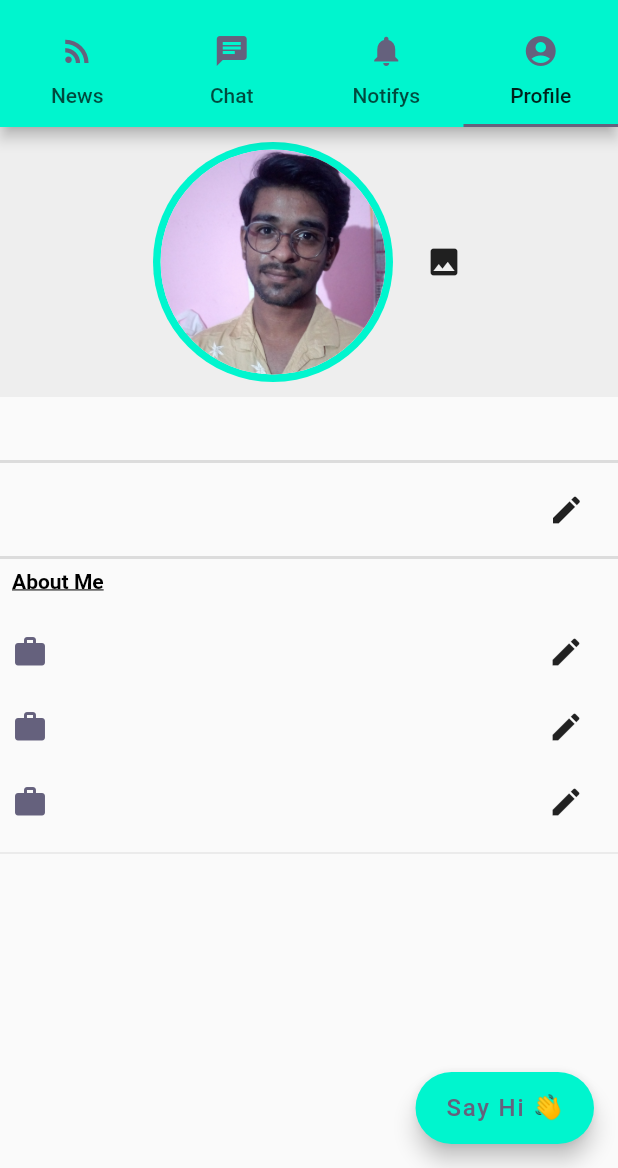
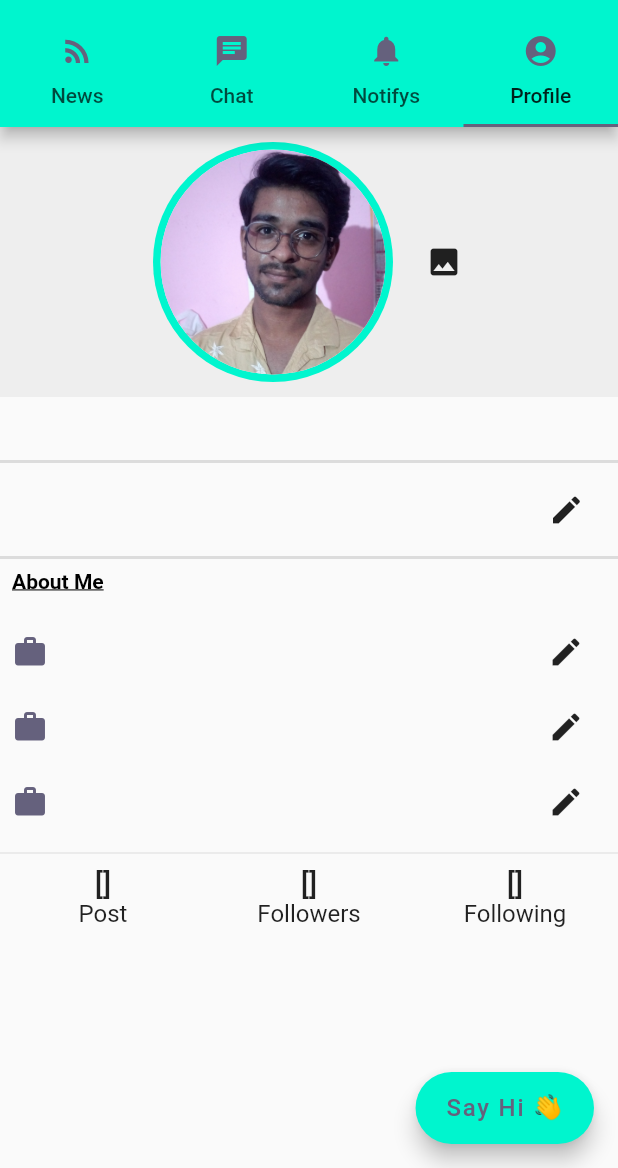
Before and after one commit to Programmer9211/Vertical-Y, a Flutter app: the Home screen opened directly, tab 4 chosen, after a tap on "Say Hi 👋", on a phone screen of 412 x 824 dp, the part 68-1236 px from its top. Run offline on Flutter 3.47's test engine with Material 2 defaults, Android fonts, the phone set to English and light mode, and no system bars; our stand-ins replace cloud_firestore, firebase_auth, firebase_core, firebase_storage, image_picker; accounts and stored records are empty.

Commit message:
Notifications added

```diff
--- a/lib/home/Screens/profile.dart
+++ b/lib/home/Screens/profile.dart
@@ -7,6 +7,7 @@ import 'package:image_picker/image_picker.dart';
 import 'package:not_whatsapp/services/auth.dart';
 import 'package:not_whatsapp/shared/const.dart';
 import 'package:path/path.dart' as Path;
+import 'package:not_whatsapp/home/Screens/ViewProfile.dart';
 
 // ignore: must_be_immutable
 class Profile extends StatefulWidget {
@@ -19,6 +20,34 @@ class _ProfileState extends State<Profile> {
       FirebaseFirestore.instance.collection('profile');
 
   File image;
+  QuerySnapshot followersnap;
+  QuerySnapshot followingsnap;
+
+  @override
+  void initState() {
+    super.initState();
+    getFollower();
+  }
+
+  void getFollower() async {
+    await FirebaseFirestore.instance
+        .collection('profile')
+        .doc(profilesnap.data()['uid'])
+        .collection('followers')
+        .get()
+        .then((value) => setState(() {
+              followersnap = value;
+            }));
+
+    await FirebaseFirestore.instance
+        .collection('profile')
+        .doc(profilesnap.data()['uid'])
+        .collection('following')
+        .get()
+        .then((value) => setState(() {
+              followingsnap = value;
+            }));
+  }
 
   Future chooseImage() async {
     final pickedFile =
@@ -75,6 +104,80 @@ class _ProfileState extends State<Profile> {
                 }),
           ],
         ),
+      ),
+    );
+  }
+
+  Widget infoTile() {
+    return Container(
+      height: MediaQuery.of(context).size.height / 10,
+      width: MediaQuery.of(context).size.width,
+      child: Row(
+        children: [
+          Expanded(
+            child: Container(
+              child: Column(
+                children: [
+                  Text(
+                    "${profilesnap.data()['posts']}",
+                    style: TextStyle(fontSize: 20, fontWeight: FontWeight.w500),
+                  ),
+                  Text("Post", style: TextStyle(fontSize: 16)),
+                ],
+              ),
+            ),
+          ),
+          Expanded(
+            child: GestureDetector(
+              onTap: () {
+                Navigator.push(
+                    context,
+                    MaterialPageRoute(
+                        builder: (_) => ViewFollowers(
+                            followersnap: followersnap,
+                            title: "Followers",
+                            uid: profilesnap.data()['uid'])));
+              },
+              child: Container(
+                child: Column(
+                  children: [
+                    Text(
+                      "${profilesnap.data()['followers']}",
+                      style:
+                          TextStyle(fontSize: 20, fontWeight: FontWeight.w500),
+                    ),
+                    Text("Followers", style: TextStyle(fontSize: 16))
+                  ],
+                ),
+              ),
+            ),
+          ),
+          Expanded(
+            child: GestureDetector(
+              onTap: () {
+                Navigator.push(
+                    context,
+                    MaterialPageRoute(
+                        builder: (_) => ViewFollowers(
+                            followersnap: followingsnap,
+                            title: "Following",
+                            uid: profilesnap.data()['uid'])));
+              },
+              child: Container(
+                child: Column(
+                  children: [
+                    Text(
+                      "${profilesnap.data()['following']}",
+                      style:
+                          TextStyle(fontSize: 20, fontWeight: FontWeight.w500),
+                    ),
+                    Text("Following", style: TextStyle(fontSize: 16))
+                  ],
+                ),
+              ),
+            ),
+          ),
+        ],
       ),
     );
   }
@@ -220,6 +323,7 @@ class _ProfileState extends State<Profile> {
                                 ),
                               ),
                               Divider(),
+                              infoTile(),
                             ],
                           ),
                         ),
@@ -233,7 +337,9 @@ class _ProfileState extends State<Profile> {
             }
           }),
       floatingActionButton: FloatingActionButton.extended(
-        onPressed: () {},
+        onPressed: () {
+          print(followersUid);
+        },
         backgroundColor: Color.fromRGBO(0, 245, 206, 1.0),
         label: Text(
           "Say Hi 👋",
--- a/lib/home/home.dart
+++ b/lib/home/home.dart
@@ -19,6 +19,21 @@ class _HomeState extends State<Home> {
   void initState() {
     super.initState();
     setValue();
+    getFollowers();
+  }
+
+  void getFollowers() async {
+    await FirebaseFirestore.instance
+        .collection('profile')
+        .doc(auth.currentUser.uid)
+        .collection('followers')
+        .get()
+        .then((value) {
+      for (int i = 0; i <= value.docs.length; i++) {
+        followersUid.add(value.docs[i]['uid']);
+      }
+      print(followersUid);
+    });
   }
 
   void setValue() async {
@@ -314,6 +329,36 @@ class Notifications extends StatefulWidget {
 class _NotificationsState extends State<Notifications> {
   @override
   Widget build(BuildContext context) {
-    return Scaffold();
+    return Scaffold(
+      body: StreamBuilder<QuerySnapshot>(
+        stream: FirebaseFirestore.instance
+            .collection('profile')
+            .doc(auth.currentUser.uid)
+            .collection('notify')
+            .snapshots(),
+        builder: (BuildContext context, AsyncSnapshot<QuerySnapshot> snapshot) {
+          if (snapshot.data != null) {
+            return ListView.builder(
+                itemCount: snapshot.data.docs.length,
+                itemBuilder: (context, index) {
+                  DocumentSnapshot ds = snapshot.data.docs[index];
+                  return ListTile(
+                    leading: CircleAvatar(
+                      backgroundImage: NetworkImage(ds['image']),
+                    ),
+                    title: Text(ds['title']),
+                    subtitle: Text(ds['sub']),
+                  );
+                });
+          } else {
+            return Center(
+              child: Container(
+                child: Text("No Notifications yet"),
+              ),
+            );
+          }
+        },
+      ),
+    );
   }
 }
--- a/lib/shared/const.dart
+++ b/lib/shared/const.dart
@@ -19,5 +19,4 @@ DocumentSnapshot dspostid;
 DocumentSnapshot profilesnap;
 DocumentSnapshot dspostuserid;
 
-DateTime timestamp = DateTime.now();
-TimeOfDay timeNow = TimeOfDay.now();
+List<String> followersUid = List<String>();
```
Also changed, not shown: lib/home/Screens/ChatRoom.dart (+14 -1 lines), lib/home/Screens/ViewProfile.dart (+14 -4 lines), lib/home/Screens/postCreation.dart (+10 -0 lines), lib/models/Notifications.dart (added, +11 -0 lines), lib/shared/PostCard.dart (+4 -4 lines).
